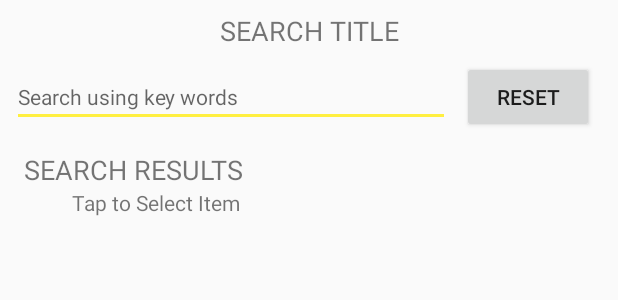
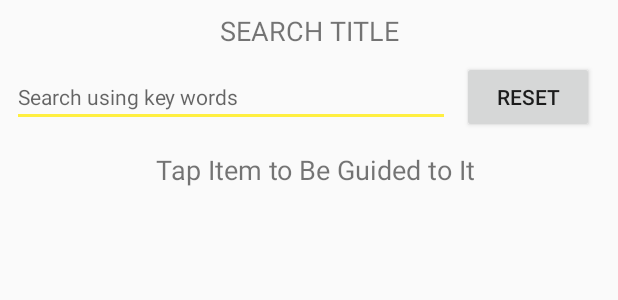
Before and after one commit to bbleck/CampusCompass, an Android app: the layout fragment_search_item.xml on its own in the app's theme, with its tools: preview values and no code run, on a phone screen of 412 x 824 dp. Shown: the top 300 px of the screen. Run offline under Robolectric (Android 15) with nearby library versions, the phone set to English and light mode, and no system bars.

Commit message:
Started on 2nd frag

```diff
--- a/app/src/main/res/layout/fragment_search_item.xml
+++ b/app/src/main/res/layout/fragment_search_item.xml
@@ -55,8 +55,7 @@
         android:layout_marginBottom="8dp"
         app:layout_constraintBottom_toBottomOf="parent"
         app:layout_constraintEnd_toEndOf="parent"
-        app:layout_constraintStart_toStartOf="parent"
-        app:layout_constraintTop_toBottomOf="@+id/tv_search_tap_to_select" />
+        app:layout_constraintStart_toStartOf="parent" />
 
     <TextView
         android:id="@+id/tv_search_rv_title"
@@ -64,19 +63,12 @@
         android:layout_height="wrap_content"
         android:layout_marginStart="8dp"
         android:layout_marginTop="16dp"
-        android:text="Search Results"
-        android:textAllCaps="true"
+        android:layout_marginEnd="8dp"
+        android:text="Tap Item to Be Guided to It"
+        android:textAllCaps="false"
         android:textSize="18sp"
+        app:layout_constraintEnd_toEndOf="parent"
         app:layout_constraintStart_toStartOf="@+id/edit_text_search_filter_words"
         app:layout_constraintTop_toBottomOf="@+id/edit_text_search_filter_words" />
 
-    <TextView
-        android:id="@+id/tv_search_tap_to_select"
-        android:layout_width="wrap_content"
-        android:layout_height="wrap_content"
-        android:layout_marginStart="32dp"
-        android:text="Tap to Select Item"
-        app:layout_constraintStart_toStartOf="@+id/tv_search_rv_title"
-        app:layout_constraintTop_toBottomOf="@+id/tv_search_rv_title" />
-
 </android.support.constraint.ConstraintLayout>
```
Also changed, not shown: app/src/main/java/com/brianbleck/campuscompass/view/SearchFragment.java (+37 -0 lines).
